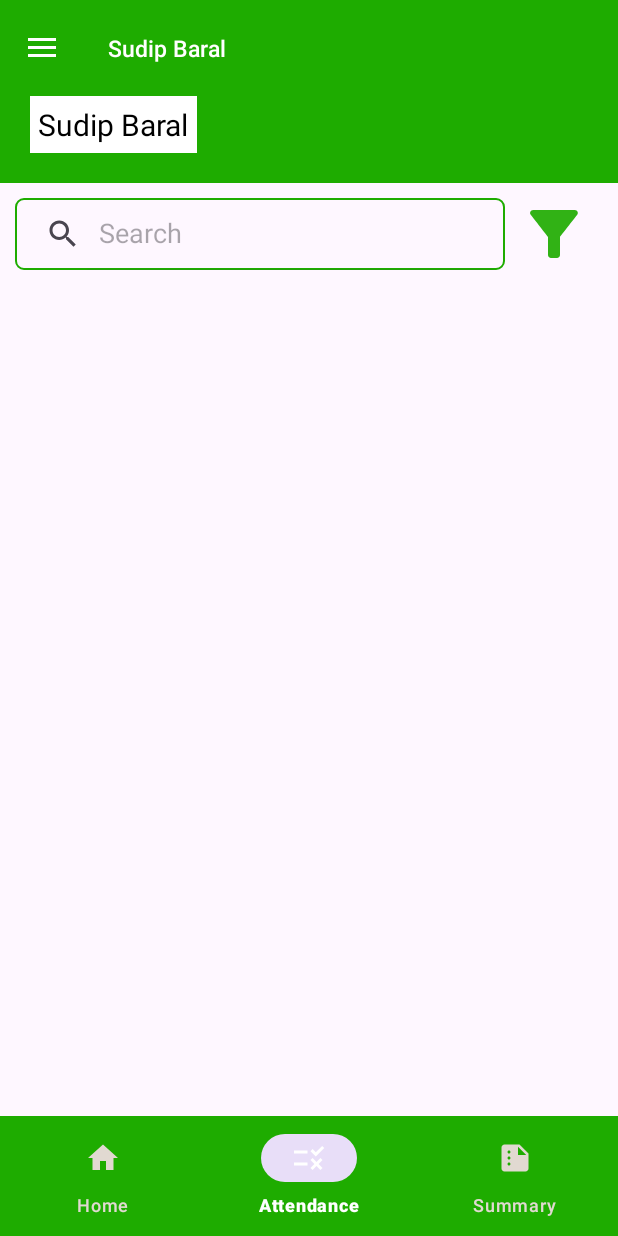
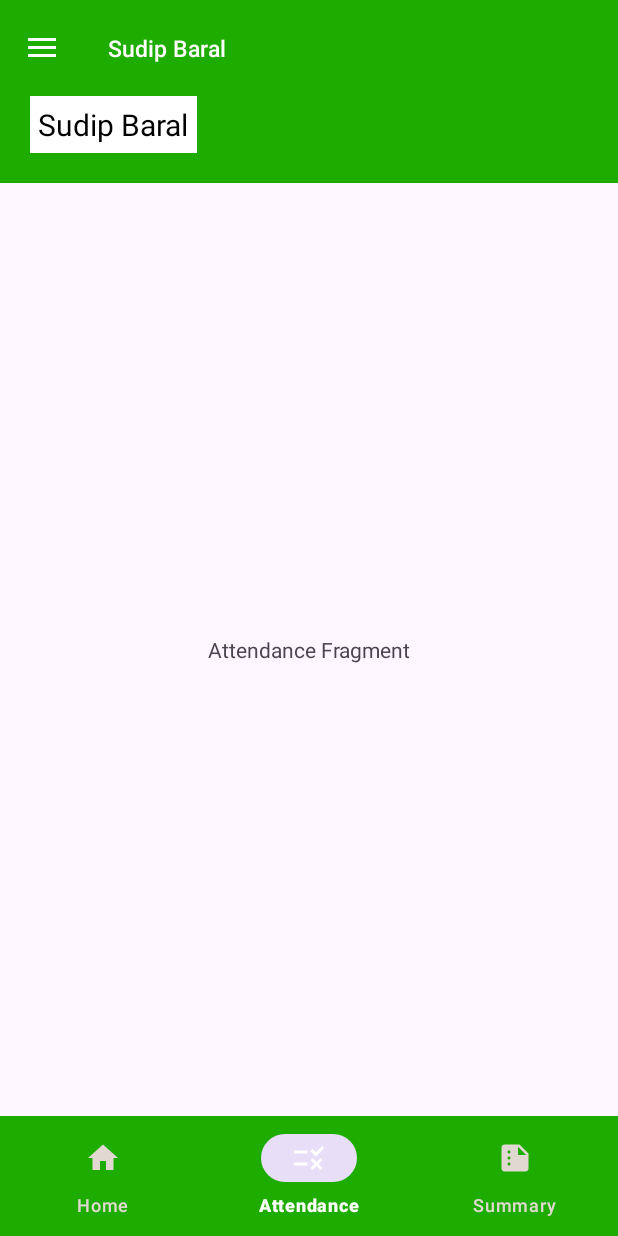
Before and after one commit to Tirtha-razz/WagePay, an Android app: the MainActivity screen opened directly, with no data from a screen before it, item 2 of the bottom bar chosen, on a phone screen of 412 x 824 dp. Run offline under Robolectric (Android 15) with nearby library versions, the phone set to English and light mode, and no system bars.

Commit message:
fragment added

```diff
--- /dev/null
+++ b/app/src/main/java/com/example/wagepay/AttendanceFragment.java
@@ -0,0 +1,21 @@
+package com.example.wagepay;
+
+import android.os.Bundle;
+
+import androidx.fragment.app.Fragment;
+
+import android.view.LayoutInflater;
+import android.view.View;
+import android.view.ViewGroup;
+
+
+public class AttendanceFragment extends Fragment {
+
+
+    @Override
+    public View onCreateView(LayoutInflater inflater, ViewGroup container,
+                             Bundle savedInstanceState) {
+
+        return inflater.inflate(R.layout.fragment_attendance, container, false);
+    }
+}
--- /dev/null
+++ b/app/src/main/java/com/example/wagepay/HomeFragment.java
@@ -0,0 +1,20 @@
+package com.example.wagepay;
+
+import android.os.Bundle;
+
+import androidx.fragment.app.Fragment;
+
+import android.view.LayoutInflater;
+import android.view.View;
+import android.view.ViewGroup;
+
+
+public class HomeFragment extends Fragment {
+
+    @Override
+    public View onCreateView(LayoutInflater inflater, ViewGroup container,
+                             Bundle savedInstanceState) {
+        // Inflate the layout for this fragment
+        return inflater.inflate(R.layout.fragment_home, container, false);
+    }
+}
--- a/app/src/main/java/com/example/wagepay/MainActivity.java
+++ b/app/src/main/java/com/example/wagepay/MainActivity.java
@@ -1,5 +1,10 @@
 package com.example.wagepay;
 
+import static com.example.wagepay.R.id.attendance;
+import static com.example.wagepay.R.id.home;
+import static com.example.wagepay.R.id.profile;
+
+import android.annotation.SuppressLint;
 import android.os.Build;
 import android.os.Bundle;
 import android.view.MenuItem;
@@ -15,6 +20,9 @@ import androidx.core.content.ContextCompat;
 import androidx.core.view.GravityCompat;
 import androidx.drawerlayout.widget.DrawerLayout;
 
+import com.google.android.material.bottomnavigation.BottomNavigationMenuView;
+import com.google.android.material.bottomnavigation.BottomNavigationView;
+import com.google.android.material.navigation.NavigationBarView;
 import com.google.android.material.navigation.NavigationView;
 
 public class MainActivity extends AppCompatActivity implements NavigationView.OnNavigationItemSelectedListener {
@@ -23,6 +31,10 @@ public class MainActivity extends AppCompatActivity implements NavigationView.On
     NavigationView navigationView;
     Toolbar toolbar;
 
+    BottomNavigationView bottomNavigationView;
+
+    HomeFragment homeFragment = new HomeFragment();
+    AttendanceFragment attendanceFragment = new AttendanceFragment();
 
     @Override
     protected void onCreate(Bundle savedInstanceState) {
@@ -61,6 +73,7 @@ public class MainActivity extends AppCompatActivity implements NavigationView.On
         drawerLayout = findViewById(R.id.drawer_layout);
         navigationView = findViewById(R.id.nav_view);
         toolbar = findViewById(R.id.toolbar);
+        bottomNavigationView = findViewById(R.id.bottomNav);
 
 
 
@@ -75,6 +88,29 @@ public class MainActivity extends AppCompatActivity implements NavigationView.On
         drawerLayout.addDrawerListener(toggle);
         toggle.syncState();
         navigationView.setNavigationItemSelectedListener(this);
+
+
+
+        //for bottom navigation and fragments
+
+
+        getSupportFragmentManager().beginTransaction().replace(R.id.FirstFragment,homeFragment).commit();
+        bottomNavigationView.setOnItemSelectedListener(new NavigationBarView.OnItemSelectedListener() {
+            @SuppressLint("NonConstantResourceId")
+            @Override
+            public boolean onNavigationItemSelected( MenuItem item) {
+                if (item.getItemId() == R.id.home) {
+                    getSupportFragmentManager().beginTransaction().replace(R.id.FirstFragment, homeFragment).commit();
+                    return true;
+                } else if (item.getItemId() == R.id.attendance) {
+                    getSupportFragmentManager().beginTransaction().replace(R.id.FirstFragment, attendanceFragment).commit();
+                    return true;
+                }
+                return false;
+            }
+        });
+        //bottom navigation and fragment finish here
+
     }
 
     @Override
--- a/app/src/main/res/layout/activity_main.xml
+++ b/app/src/main/res/layout/activity_main.xml
@@ -24,12 +24,17 @@
 
         <LinearLayout
             android:layout_width="match_parent"
-            android:layout_height="match_parent"
-            android:orientation="vertical">
+            android:layout_height="wrap_content"
+            android:orientation="vertical"
+            android:id="@+id/LinearLayout1">
 
             <include
                 android:id="@+id/toolbar"
                 layout="@layout/toolbar" />
+
+            <ScrollView
+                android:layout_width="match_parent"
+                android:layout_height="match_parent">
 
                 <LinearLayout
                     android:layout_width="match_parent"
@@ -48,34 +53,28 @@
                         android:textSize="20sp" />
 
                 </LinearLayout>
+            </ScrollView>
+
+
+        </LinearLayout>
 
         <LinearLayout
             android:layout_width="match_parent"
-                android:layout_height="wrap_content"
-                android:layout_margin="10dp">
-
-                <androidx.appcompat.widget.SearchView
-                    android:layout_width="0dp"
-                    android:layout_height="wrap_content"
-                    android:layout_weight="5"
-                    android:background="@drawable/search_view"
-                    app:iconifiedByDefault="false"
-                    app:queryHint="Search" />
-
-                <ImageView
-                    android:layout_width="0dp"
             android:layout_height="match_parent"
-                    android:layout_weight="1"
-                    android:contentDescription="@string/filter"
-                    android:src="@drawable/filter_icon" />
-
+            android:layout_below="@+id/LinearLayout1"
+            android:layout_above="@+id/bottomNav">
+            <FrameLayout
+                android:layout_width="match_parent"
+                android:layout_height="match_parent"
+                android:id="@+id/FirstFragment"
+               />
         </LinearLayout>
 
-        </LinearLayout>
 
         <com.google.android.material.bottomnavigation.BottomNavigationView
             android:layout_width="match_parent"
             android:layout_height="wrap_content"
+            android:id="@+id/bottomNav"
             android:background="@color/green"
             android:layout_alignParentBottom="true"
             app:itemTextColor="@drawable/nav_tint_selector"
--- /dev/null
+++ b/app/src/main/res/layout/fragment_attendance.xml
@@ -0,0 +1,15 @@
+<?xml version="1.0" encoding="utf-8"?>
+<FrameLayout xmlns:android="http://schemas.android.com/apk/res/android"
+    xmlns:tools="http://schemas.android.com/tools"
+    android:layout_width="match_parent"
+    android:layout_height="match_parent"
+    tools:context=".AttendanceFragment">
+
+    <TextView
+        android:layout_width="match_parent"
+        android:layout_height="match_parent"
+        android:text="Attendance Fragment"
+        android:gravity="center"/>
+
+
+</FrameLayout>
--- /dev/null
+++ b/app/src/main/res/layout/fragment_home.xml
@@ -0,0 +1,32 @@
+<?xml version="1.0" encoding="utf-8"?>
+<FrameLayout xmlns:android="http://schemas.android.com/apk/res/android"
+    xmlns:tools="http://schemas.android.com/tools"
+    android:layout_width="match_parent"
+    android:layout_height="match_parent"
+    xmlns:app="http://schemas.android.com/apk/res-auto"
+    tools:context=".HomeFragment">
+
+    <LinearLayout
+        android:layout_width="match_parent"
+        android:layout_height="wrap_content"
+        android:layout_margin="10dp">
+
+        <androidx.appcompat.widget.SearchView
+            android:layout_width="0dp"
+            android:layout_height="wrap_content"
+            android:layout_weight="5"
+            android:background="@drawable/search_view"
+            app:iconifiedByDefault="false"
+            app:queryHint="Search" />
+
+        <ImageView
+            android:layout_width="0dp"
+            android:layout_height="match_parent"
+            android:layout_weight="1"
+            android:contentDescription="@string/filter"
+            android:src="@drawable/filter_icon" />
+
+    </LinearLayout>
+
+
+</FrameLayout>
--- a/app/src/main/res/values/strings.xml
+++ b/app/src/main/res/values/strings.xml
@@ -33,7 +33,8 @@
     <string name="filter">Category filter icon</string>
     <string name="openDrawer">Open navigation drawer</string>
     <string name="closeDrawer">Close navigation drawer</string>
-
+    <!-- TODO: Remove or change this placeholder text -->
+    <string name="hello_blank_fragment">Hello blank fragment</string>
 
 
 </resources>
```
Lines whose indentation alone changed are shown as unchanged.
